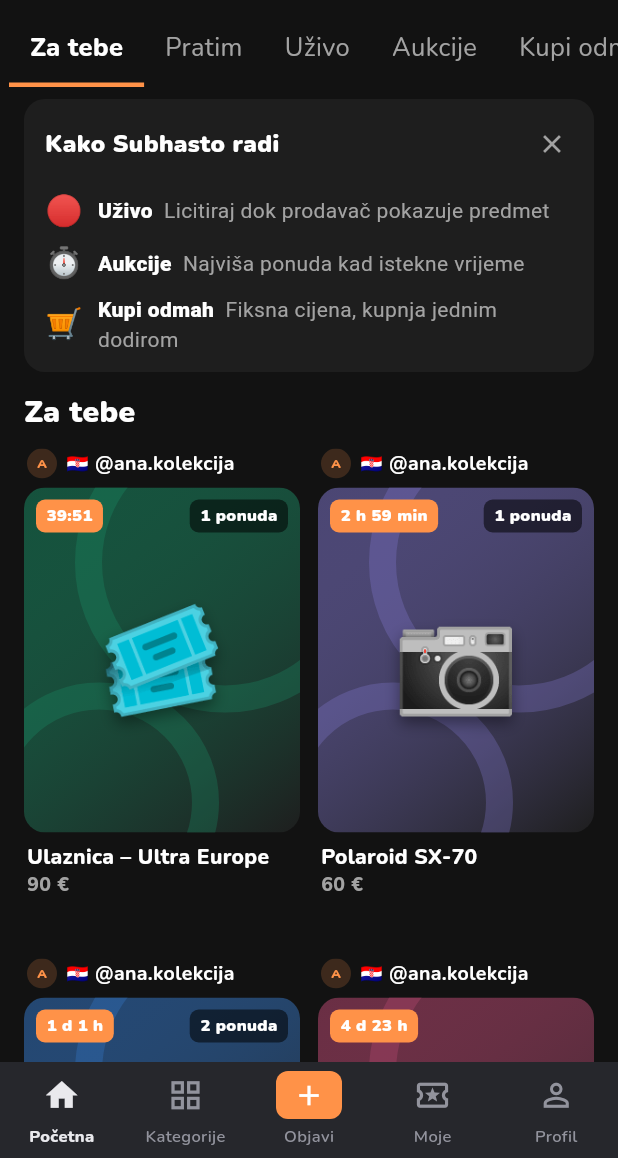
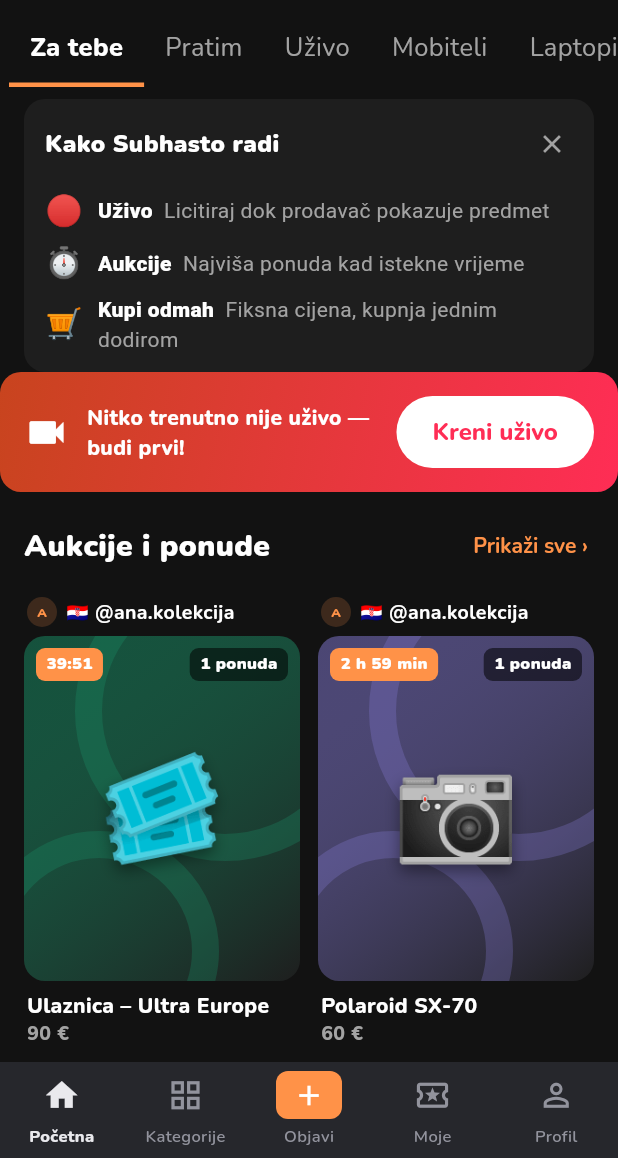
Before and after one commit to Karlo6546541/bot, a Flutter app: the screen it shows after launch, on a phone screen of 412 x 824 dp, the part 78-1236 px from its top. Run offline on Flutter 3.47's test engine with Material 3 defaults, Android fonts, the phone set to English and light mode, and no system bars; our stand-ins replace file_picker, flutter_riverpod, hive, hive_flutter, image_picker, qr_flutter and 3 more; missing offline and left inert: dart:js_interop, dart:ui_web, dart_webrtc, flutter_webrtc; accounts and stored records are empty.

Commit message:
Početna: glavne kategorije kao tabovi, fokus na live (Uživo sada, Uskoro uživo, aukcije tek na kraju)
Co-Authored-By: Claude Opus 5.5 <noreply@anthropic.com>
Claude-Session: https://claude.ai/code/session_01PBov6w7Hus1Rp49XeCqhPo

```diff
--- a/loop_app/lib/l10n/en.dart
+++ b/loop_app/lib/l10n/en.dart
@@ -2851,4 +2851,8 @@ const kEn = <String, String>{
   'Pogledaj profil': 'View profile',
   'Seller Hub': 'Seller Hub',
   'Općenito': 'General',
+  'Uskoro uživo': 'Live soon',
+  'Aukcije i ponude': 'Auctions & offers',
+  'U ovoj kategoriji trenutno nema showova ni predmeta.':
+      'No shows or items in this category right now.',
 };
--- a/loop_app/lib/screens/live_home_screen.dart
+++ b/loop_app/lib/screens/live_home_screen.dart
@@ -12,6 +12,7 @@ import '../widgets/user_avatar.dart';
 import '../models/app_user.dart';
 import '../models/device.dart';
 import '../widgets/browse_category_picker.dart';
+import '../providers/app_state.dart';
 import 'categories_screen.dart';
 import '../providers/app_providers.dart';
 import '../theme/app_theme.dart';
@@ -55,9 +56,16 @@ sealed class _Filter {
     _BuyNow() => 'buy',
     _Digital() => 'digital',
     _Following() => 'following',
+    _Category(:final category) => 'cat-${category.name}',
   };
 
   static _Filter of(String id) => switch (id) {
+    _ when id.startsWith('cat-') =>
+      DeviceCategory.values
+              .where((c) => 'cat-${c.name}' == id)
+              .map<_Filter>(_Category.new)
+              .firstOrNull ??
+          const _ForYou(),
     'live' => const _LiveOnly(),
     'soon' => const _Soon(),
     'timed' => const _Timed(),
@@ -97,12 +105,28 @@ class _Following extends _Filter {
   const _Following();
 }
 
+/// Glavna kategorija (tab na početnoj, kao Whatnot): liveovi te kategorije.
+class _Category extends _Filter {
+  const _Category(this.category);
+  final DeviceCategory category;
+}
+
 class _LiveHomeScreenState extends ConsumerState<LiveHomeScreen> {
   void _select(_Filter filter) {
     ref.read(homeFilterProvider.notifier).select(filter.id);
     // Početna je uvijek mreža (kao Whatnot); feed preko cijelog ekrana
     // otvara se tek dodirom na karticu.
     widget.onImmersiveChanged?.call(false);
+  }
+
+  /// Glavne kategorije za tabove: najgledanije/najpopunjenije, do 6.
+  static List<DeviceCategory> _mainCategories(AppState s) {
+    final list = [for (final c in trendingCategories(s)) c.category];
+    for (final c in DeviceCategory.values) {
+      if (list.length >= 6) break;
+      if (!list.contains(c)) list.add(c);
+    }
+    return list.take(6).toList();
   }
 
   Timer? _timer;
@@ -285,17 +309,89 @@ class _LiveHomeScreenState extends ConsumerState<LiveHomeScreen> {
           );
         }
       case _ForYou():
-        // Kao Whatnot: prvo liveovi (najgledaniji), pa ostalo u mreži.
+        // Kao Whatnot: skoro sve su liveovi — prvo uživo (najgledaniji),
+        // pa nadolazeći showovi, a aukcije i ponude tek na kraju (malo).
         final liveNow = [...allLive]
           ..sort(
             (a, b) => (b.live?.viewers ?? 0).compareTo(a.live?.viewers ?? 0),
           );
         final rest = [
           for (final i in all)
-            if (!(i.live?.isLive ?? false)) i,
+            if (i.live == null) i,
         ];
-        Widget head(String text, {Key? key}) => SliverToBoxAdapter(
-          key: key,
+        Widget head(String text, {VoidCallback? onAll}) => SliverToBoxAdapter(
+          child: Padding(
+            padding: const EdgeInsets.fromLTRB(16, 12, 8, 10),
+            child: Row(
+              children: [
+                Expanded(
+                  child: Text(
+                    text,
+                    style: const TextStyle(
+                      fontSize: 20,
+                      fontWeight: FontWeight.w900,
+                    ),
+                  ),
+                ),
+                if (onAll != null)
+                  TextButton(
+                    onPressed: onAll,
+                    child: Text('${t('Prikaži sve')} ›'),
+                  ),
+              ],
+            ),
+          ),
+        );
+        if (liveNow.isNotEmpty) {
+          slivers.add(head(t('Uživo sada')));
+          slivers.add(grid('home-for-you-live', liveNow, t('Uživo')));
+        } else {
+          slivers.add(
+            SliverToBoxAdapter(
+              child: _EmptyLive(
+                onGoLive: () => CreateLiveShowScreen.open(context),
+              ),
+            ),
+          );
+        }
+        if (soon.isNotEmpty) {
+          slivers.add(
+            head(t('Uskoro uživo'), onAll: () => _select(const _Soon())),
+          );
+          slivers.add(
+            grid('home-for-you-soon', soon.take(4).toList(), t('Uskoro')),
+          );
+        }
+        if (rest.isNotEmpty) {
+          slivers.add(
+            head(t('Aukcije i ponude'), onAll: () => _select(const _Timed())),
+          );
+          slivers.add(
+            grid('home-for-you', rest.take(6).toList(), t('Za tebe')),
+          );
+        }
+      case _Category(:final category):
+        // Kategorija: liveovi i nadolazeći showovi te kategorije, pa ostalo.
+        final inCat = [
+          for (final i in all)
+            if (i.categories.contains(category)) i,
+        ];
+        final catLive =
+            [
+              for (final i in inCat)
+                if (i.live?.isLive ?? false) i,
+            ]..sort(
+              (a, b) => (b.live?.viewers ?? 0).compareTo(a.live?.viewers ?? 0),
+            );
+        final catSoon = [
+          for (final i in inCat)
+            if (i.live?.isScheduled ?? false) i,
+        ];
+        final catRest = [
+          for (final i in inCat)
+            if (i.live == null) i,
+        ];
+        Widget head(String text) => SliverToBoxAdapter(
           child: Padding(
             padding: const EdgeInsets.fromLTRB(16, 12, 16, 10),
             child: Text(
@@ -304,19 +400,29 @@ class _LiveHomeScreenState extends ConsumerState<LiveHomeScreen> {
             ),
           ),
         );
-        if (liveNow.isNotEmpty) {
+        if (catLive.isNotEmpty) {
           slivers.add(head(t('Uživo sada')));
-          slivers.add(grid('home-for-you-live', liveNow, t('Uživo')));
+          slivers.add(grid('home-cat-live-grid', catLive, category.label));
         }
-        if (rest.isNotEmpty) {
-          slivers.add(head(t('Za tebe')));
-          slivers.add(grid('home-for-you', rest, t('Za tebe')));
+        if (catSoon.isNotEmpty) {
+          slivers.add(head(t('Uskoro uživo')));
+          slivers.add(grid('home-cat-soon-grid', catSoon, category.label));
         }
-        if (liveNow.isEmpty && rest.isEmpty) {
+        if (catRest.isNotEmpty) {
+          slivers.add(head(t('Aukcije i ponude')));
+          slivers.add(grid('home-cat-rest-grid', catRest, category.label));
+        }
+        if (inCat.isEmpty) {
           slivers.add(
             SliverToBoxAdapter(
-              child: _EmptyLive(
-                onGoLive: () => CreateLiveShowScreen.open(context),
+              child: Padding(
+                key: const ValueKey('home-category-empty'),
+                padding: const EdgeInsets.all(24),
+                child: Text(
+                  t('U ovoj kategoriji trenutno nema showova ni predmeta.'),
+                  textAlign: TextAlign.center,
+                  style: TextStyle(color: LoopColors.textSecondary),
+                ),
               ),
             ),
           );
@@ -713,6 +819,7 @@ class _LiveHomeScreenState extends ConsumerState<LiveHomeScreen> {
           selected: _filter.id,
           onSelect: (f) => _select(f),
           onCategories: () => CategoriesScreen.open(context),
+          categories: _mainCategories(s),
         ),
         Expanded(
           child: GestureDetector(
@@ -1027,7 +1134,12 @@ class _TileRow extends StatelessWidget {
     required this.selected,
     required this.onSelect,
     required this.onCategories,
+    this.categories = const [],
   });
+
+  /// Glavne kategorije kao tabovi (kao Whatnot: For You, Following, pa
+  /// kategorije).
+  final List<DeviceCategory> categories;
 
   final String selected;
   final void Function(_Filter) onSelect;
@@ -1094,6 +1206,13 @@ class _TileRow extends StatelessWidget {
             label: t('Uživo'),
             onTap: () => onSelect(const _LiveOnly()),
           ),
+          for (final c in categories)
+            tab(
+              id: 'cat-${c.name}',
+              key: ValueKey('home-tab-cat-${c.name}'),
+              label: c.label,
+              onTap: () => onSelect(_Category(c)),
+            ),
           tab(
             id: 'timed',
             label: t('Aukcije'),
```
